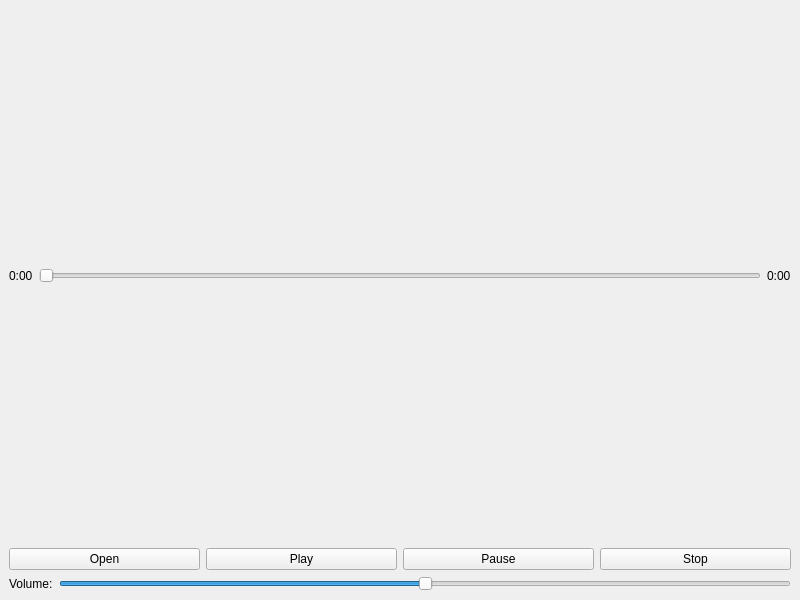
The window that mainwindow.ui (vegam05/kaplayer) describes before a commit, drawn with Qt 5.
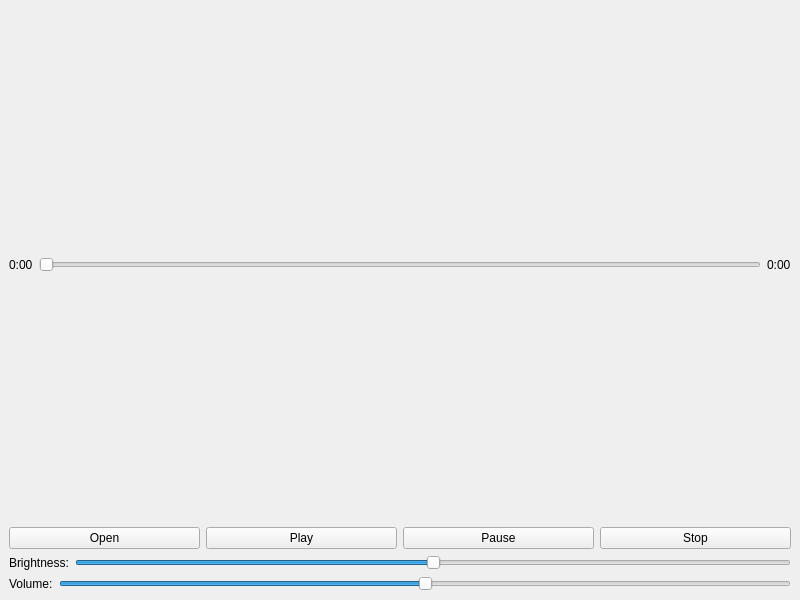
The same window after the commit.

Commit message: added brightness functionality(need to improvise)

```diff
--- a/mainwindow.ui
+++ b/mainwindow.ui
@@ -87,6 +87,34 @@
       </layout>
     </item>
     
+    <!-- Brightness Slider -->
+<item>
+  <layout class="QHBoxLayout" name="brightnessLayout">
+    <item>
+     <widget class="QLabel" name="brightnessLabel">
+      <property name="text">
+       <string>Brightness:</string>
+      </property>
+     </widget>
+    </item>
+    <item>
+     <widget class="QSlider" name="brightnessSlider">
+      <property name="orientation">
+       <enum>Qt::Horizontal</enum>
+      </property>
+      <property name="minimum">
+       <number>-100</number>
+      </property>
+      <property name="maximum">
+       <number>100</number>
+      </property>
+      <property name="value">
+       <number>0</number>
+      </property>
+     </widget>
+    </item>
+  </layout>
+</item>
     <!-- Volume Slider -->
     <item>
       <layout class="QHBoxLayout" name="volumeLayout">
```
The commit also changes 3 other files.
